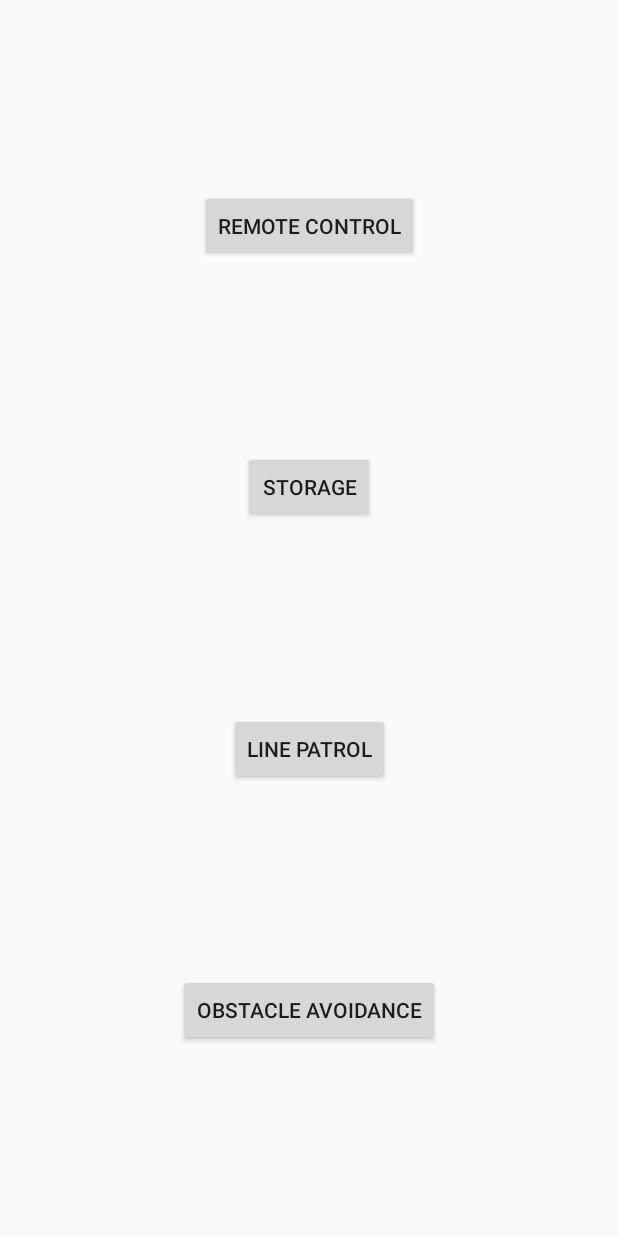
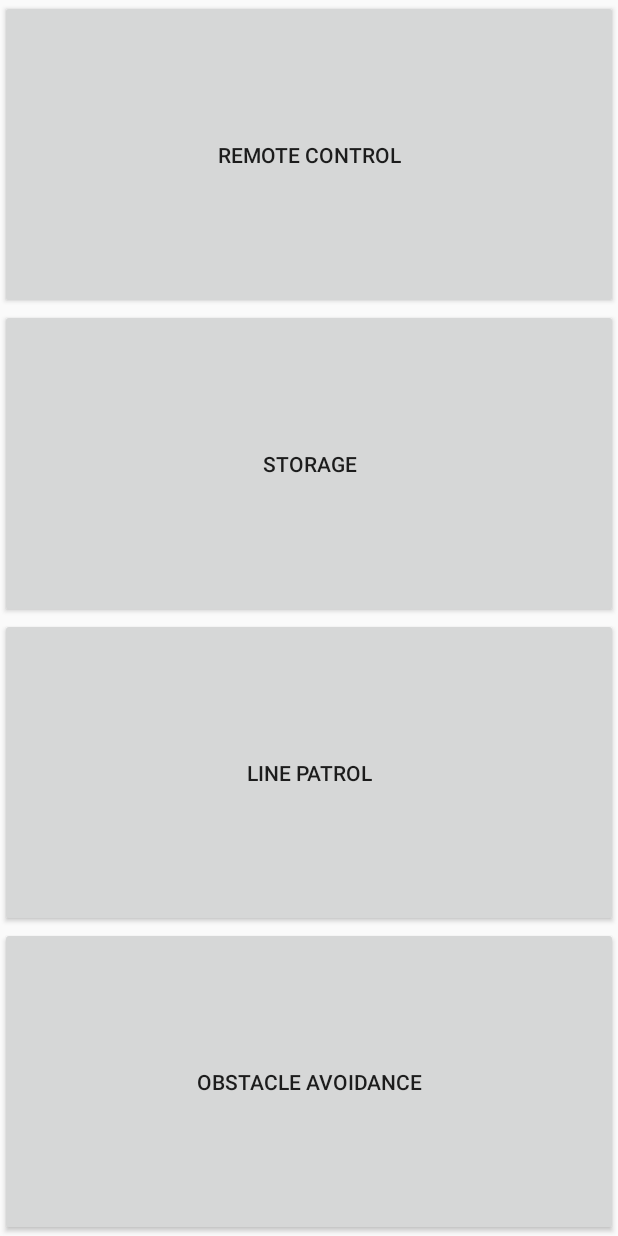
Before and after one commit to yoxiii/android_multithread, an Android app: the screen it shows after launch (ListView), on a phone screen of 412 x 824 dp. Run offline under Robolectric (Android 15) with nearby library versions, the phone set to English and light mode, and no system bars.

```diff
--- a/app/src/main/java/com/example/multithread/ListView.java
+++ b/app/src/main/java/com/example/multithread/ListView.java
@@ -14,7 +14,7 @@ public class ListView extends AppCompatActivity {
     protected void onCreate(Bundle savedInstanceState) {
         getSupportActionBar().hide(); // 隐藏 ActionBar
         super.onCreate(savedInstanceState);
-        setContentView(R.layout.activity_list_view);
+        setContentView(R.layout.listview2);
     }
     public void remoteControl(View view){
         Intent intent = new Intent(this, JoystickImpletement.class);
--- a/app/src/main/res/layout/listview2.xml
+++ b/app/src/main/res/layout/listview2.xml
@@ -11,24 +11,30 @@
         android:id="@+id/remote_control"
         android:layout_width="match_parent"
         android:layout_height="wrap_content"
-        android:text="Remote Control" />
+        android:text="Remote Control"
+        android:onClick="remoteControl"
+        android:layout_weight="1"/>
 
     <Button
         android:id="@+id/storage"
         android:layout_width="match_parent"
         android:layout_height="wrap_content"
-        android:text="Storage" />
+        android:text="Storage"
+        android:layout_weight="1"/>
+
 
     <Button
         android:id="@+id/line_patrol"
         android:layout_width="match_parent"
         android:layout_height="wrap_content"
-        android:text="Line Patrol" />
+        android:text="Line Patrol"
+        android:layout_weight="1"/>
 
     <Button
         android:id="@+id/obstacle_avoidance"
         android:layout_width="match_parent"
         android:layout_height="wrap_content"
-        android:text="Obstacle Avoidance" />
+        android:text="Obstacle Avoidance"
+        android:layout_weight="1"/>
 
 </LinearLayout>
```
Also changed, not shown: app/src/main/java/com/example/multithread/JoystickImpletement.java (+6 -4 lines), 1 other file.
